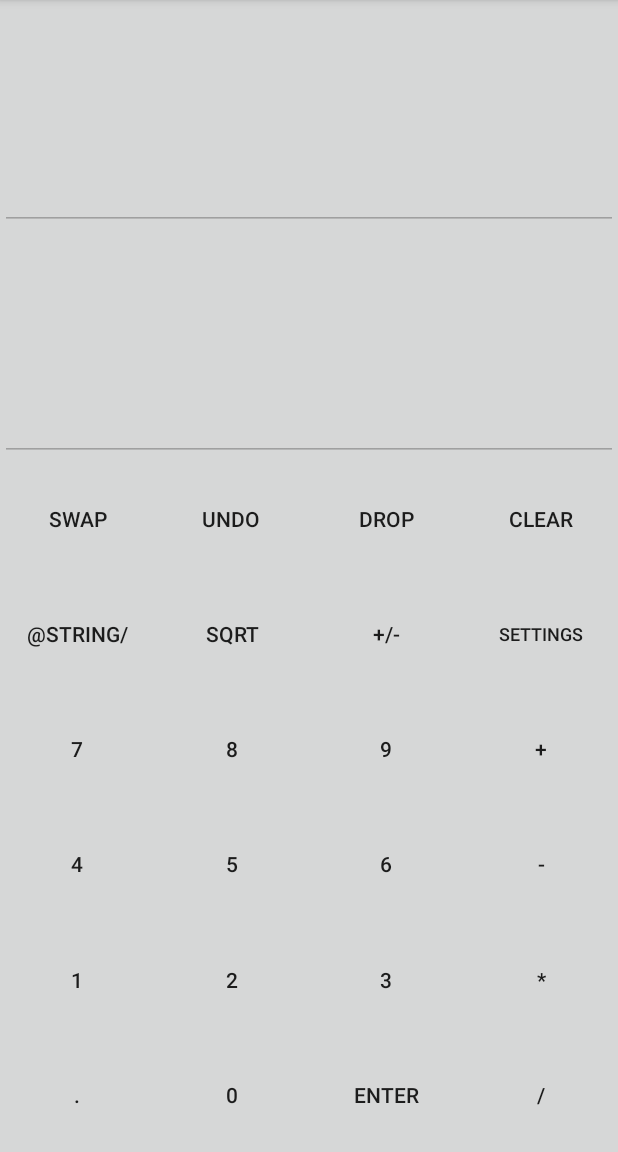
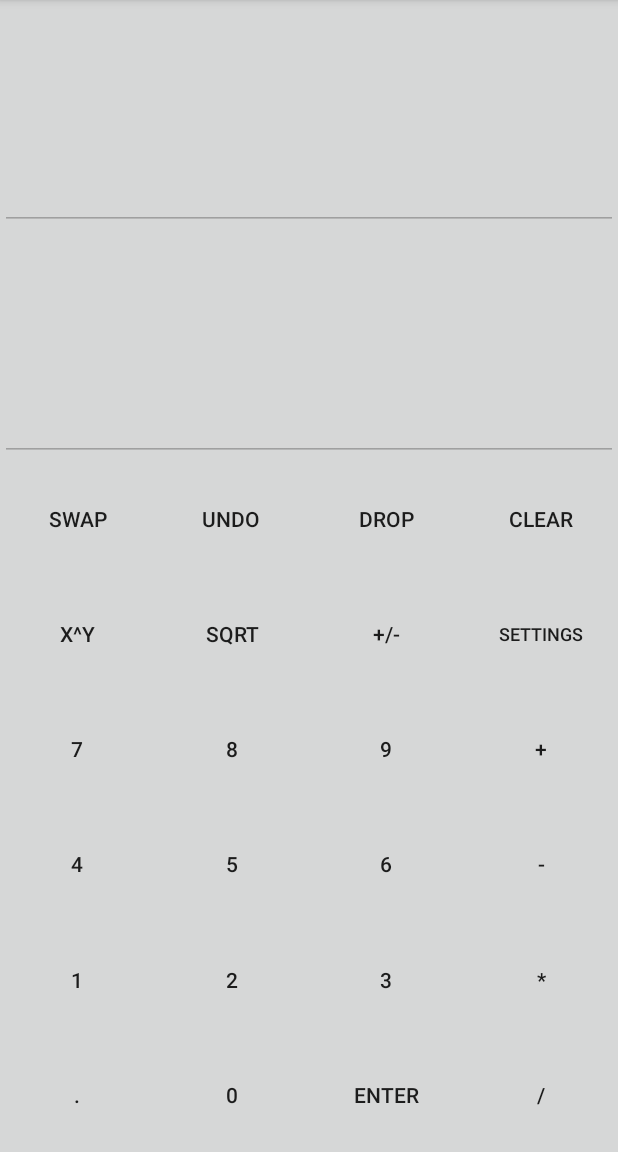
Before and after one commit to jakub-tomczak/RPNcalculator, an Android app: the screen it shows after launch (MainWindow), on a phone screen of 412 x 824 dp, the part 84-1236 px from its top. Run offline under Robolectric (Android 15) with nearby library versions, the phone set to English and light mode, and no system bars.

Commit message:
Change buttons groups.

```diff
--- a/app/src/main/java/com/ubiquitous/jakub/rpncalculator/MainWindow.kt
+++ b/app/src/main/java/com/ubiquitous/jakub/rpncalculator/MainWindow.kt
@@ -58,9 +58,9 @@ class MainWindow : AppCompatActivity() {
     }
 
     fun init() {
-        operandsButtons = setOf(buttonPower, buttonAdd, buttonMultiply, buttonDivide, buttonSubstract, buttonSqrt)
-        commandButtons = setOf(buttonUndo, buttonClear, buttonDrop, buttonEnter, buttonSettings)
-        digitButtons = setOf(button0, button1, button2, button3, button4, button5, button6, button7, button8, button9, buttonSign)
+        operandsButtons = setOf(buttonPower, buttonAdd, buttonMultiply, buttonDivide, buttonSubstract, buttonSqrt, buttonSign, buttonDot)
+        commandButtons = setOf(buttonUndo, buttonClear, buttonDrop, buttonEnter, buttonSettings, buttonSwap)
+        digitButtons = setOf(button0, button1, button2, button3, button4, button5, button6, button7, button8, button9)
         stackField.isEnabled = false
         stackField.isLongClickable = false
         stackField.isClickable = false
@@ -72,12 +72,23 @@ class MainWindow : AppCompatActivity() {
         buttonClear.setOnLongClickListener { _ -> clearAll() }
         buttonUndo.setOnLongClickListener { _ -> undoStack() }
         this.getPreferences(android.content.Context.MODE_PRIVATE).registerOnSharedPreferenceChangeListener(listener())
+        formatter = DecimalFormat("#.##E0")
     }
 
     private fun listener(): SharedPreferences.OnSharedPreferenceChangeListener? {
+        colorButtons()
+        setNumberFormat()
+        return null
+    }
+
+    private fun setNumberFormat() {
+
         val preferences = PreferenceManager.getDefaultSharedPreferences(applicationContext)
-        colorButtons()
-        return null
+        try{
+            formatter = DecimalFormat(preferences.getString("stackNumberFormat","#.##E0"))
+        }catch(e:NumberFormatException){
+            errorHandler?.displayError(RecoverableException("Wrong number format!"), this.applicationContext)
+        }
     }
 
 
@@ -193,11 +204,11 @@ class MainWindow : AppCompatActivity() {
         return true
     }
 
-
+    var formatter = DecimalFormat()
     fun updateStack(clearInput: Boolean = true) {
         lastStackState.clear()
         lastStackState.addAll(stack)
-        val values = stack.takeLast(4).map { it -> DecimalFormat("#.##E0").format(it) }.mapIndexed { ind, it -> "${ind + 1}: $it" }.joinToString(separator = "\n", postfix = "")
+        val values = stack.takeLast(4).map { it -> formatter.format(it) }.mapIndexed { ind, it -> "${ind + 1}: $it" }.joinToString(separator = "\n", postfix = "")
         stackField.setText(values)
         if (clearInput)
             clearInput()
@@ -209,6 +220,10 @@ class MainWindow : AppCompatActivity() {
                     ?: throw IllegalArgumentException("Button with id ${operationButtonID} has no mapping to operationType clearAll!")
             if ((it.map[operationButtonID]?.arity ?: 0) > stack.size) {
                 throw RecoverableException("Zbyt mało argumentów na stosie do wykonania operacji!")
+            }
+
+            if(!inputField.text.isEmpty()){
+                enterButton(View(this.applicationContext))
             }
             stack.takeLastAndPop(operation.arity).arithmeticOperation(operation.operationType).putOnStack(stack)
             inputField.setText(stack.takeLast(1).toString())
--- a/app/src/main/res/layout/activity_main_portrait.xml
+++ b/app/src/main/res/layout/activity_main_portrait.xml
@@ -144,7 +144,7 @@
         android:layout_width="0dp"
         android:layout_height="0dp"
         android:onClick="operationButton"
-        android:text="@string/"
+        android:text="X^Y"
         app:layout_constraintBottom_toTopOf="@+id/button7"
         app:layout_constraintEnd_toStartOf="@+id/buttonSqrt"
         app:layout_constraintStart_toStartOf="parent"
@@ -250,7 +250,6 @@
         style="@style/Widget.AppCompat.Button.Borderless.Digits"
         android:layout_width="0dp"
         android:layout_height="0dp"
-        android:backgroundTint="@color/colorPrimary"
         android:onClick="inputFieldButton"
         android:text="8"
         app:layout_constraintBottom_toTopOf="@+id/button5"
```
Also changed, not shown: app/src/main/res/xml/pref_general.xml (+2 -5 lines).
